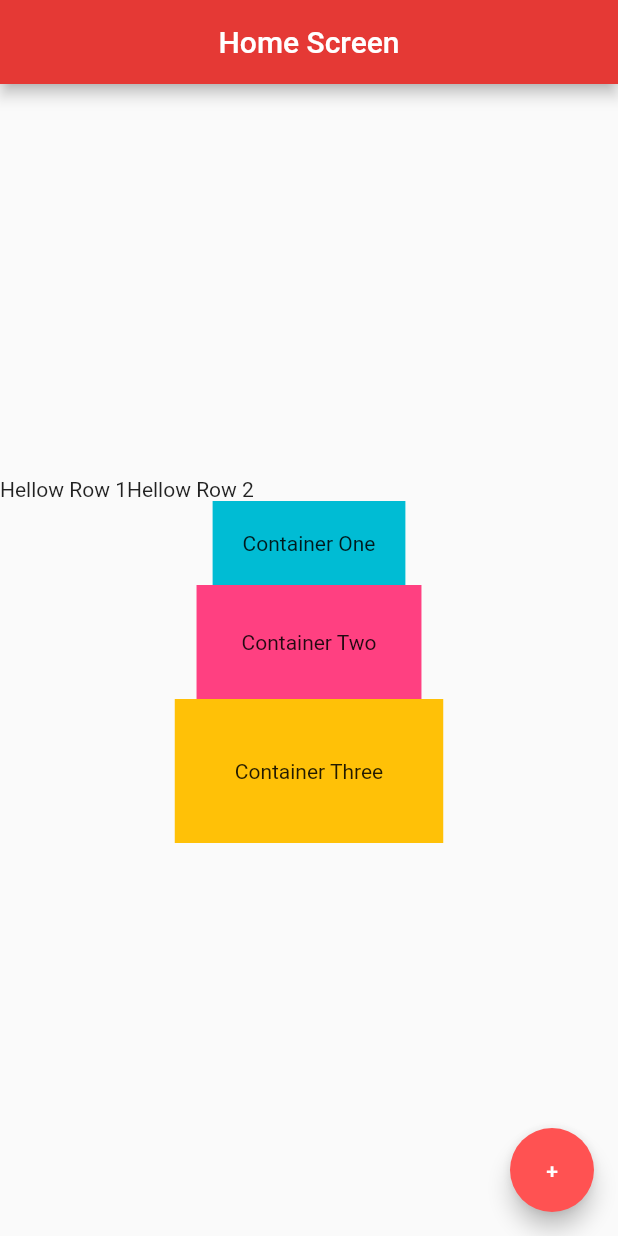
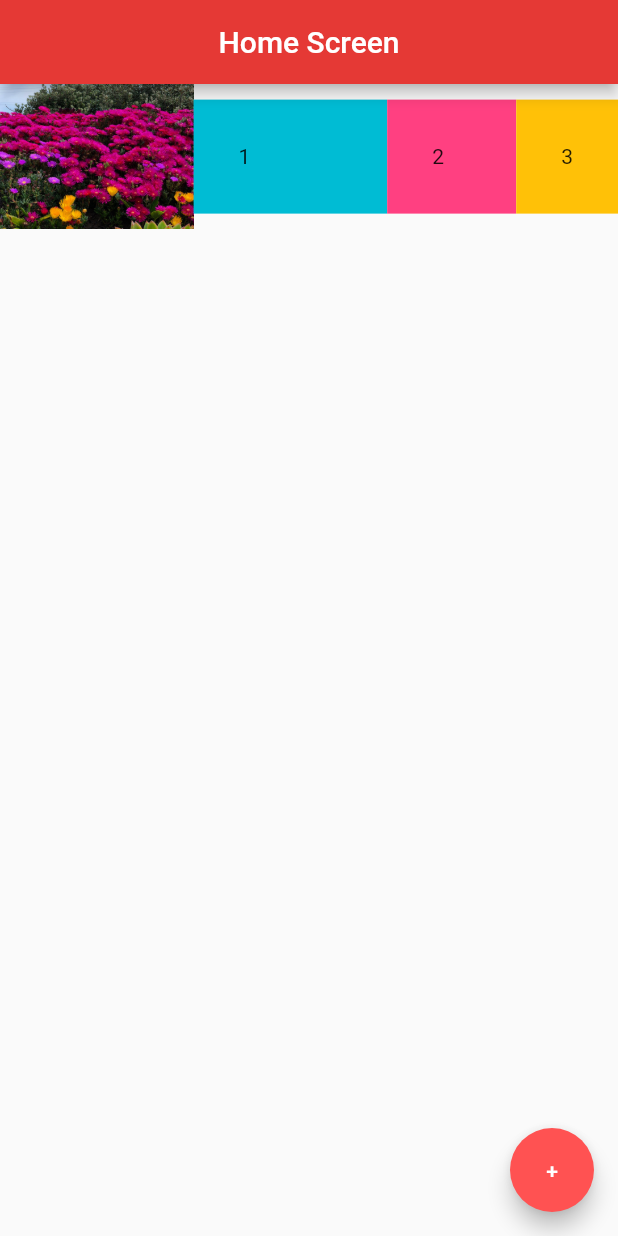
Before and after one commit to RadiRS/first-app-flutter, a Flutter app: the screen it shows after launch, on a phone screen of 412 x 824 dp. Run offline on Flutter 3.47's test engine with Material 2 defaults, Android fonts, the phone set to English and light mode, and no system bars.

Commit message:
Added Expanded widget

```diff
--- a/lib/main.dart
+++ b/lib/main.dart
@@ -13,28 +13,28 @@ class Home extends StatelessWidget {
         centerTitle: true,
         backgroundColor: Colors.red[600],
       ),
-      body: Column(
-        mainAxisAlignment: MainAxisAlignment.center,
-        crossAxisAlignment: CrossAxisAlignment.center,
+      body: Row(
         children: [
-          Row(
-            children: [Text('Hellow Row 1'), Text('Hellow Row 2')],
+          Expanded(flex: 3, child: Image.asset('assets/flowers.png')),
+          Expanded(
+              flex: 3,
+              child: Container(
+                padding: EdgeInsets.all(30.0),
+                color: Colors.cyan,
+                child: Text('1'),
+              )),
+          Expanded(
+              flex: 2,
+              child: Container(
+                padding: EdgeInsets.all(30.0),
+                color: Colors.pinkAccent,
+                child: Text('2'),
+              )),
+          Container(
+            padding: EdgeInsets.all(30.0),
+            color: Colors.amber,
+            child: Text('3'),
           ),
-          Container(
-            padding: EdgeInsets.all(20),
-            color: Colors.cyan,
-            child: Text('Container One'),
-          ),
-          Container(
-            padding: EdgeInsets.all(30),
-            color: Colors.pinkAccent,
-            child: Text('Container Two'),
-          ),
-          Container(
-            padding: EdgeInsets.all(40),
-            color: Colors.amber,
-            child: Text('Container Three'),
-          )
         ],
       ),
       floatingActionButton: FloatingActionButton(
```
